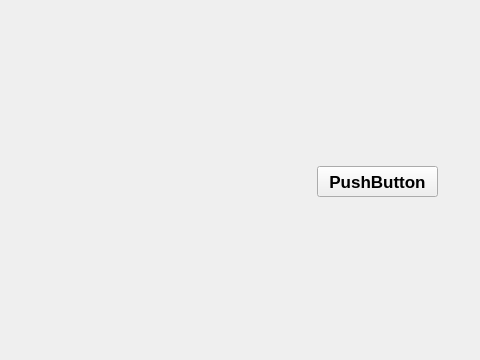
Before: the Qt Designer form mainwindow2.ui in hknarutofk/qt-training, drawn with Qt 5.
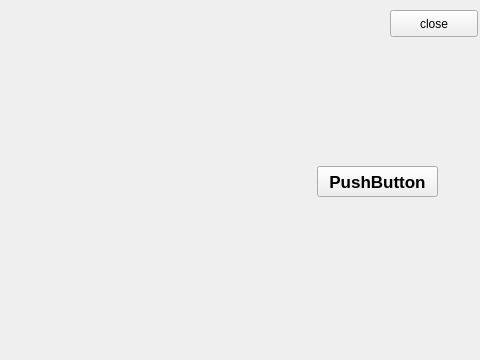
After: the same form once the commit is applied. Icons and pictures are not drawn.

Patch:
```diff
--- a/mainwindow2.ui
+++ b/mainwindow2.ui
@@ -48,6 +48,19 @@
      <string>PushButton</string>
     </property>
    </widget>
+   <widget class="QPushButton" name="pushButton_2">
+    <property name="geometry">
+     <rect>
+      <x>390</x>
+      <y>10</y>
+      <width>88</width>
+      <height>27</height>
+     </rect>
+    </property>
+    <property name="text">
+     <string>close</string>
+    </property>
+   </widget>
   </widget>
   <widget class="QMenuBar" name="menubar">
    <property name="geometry">
```
